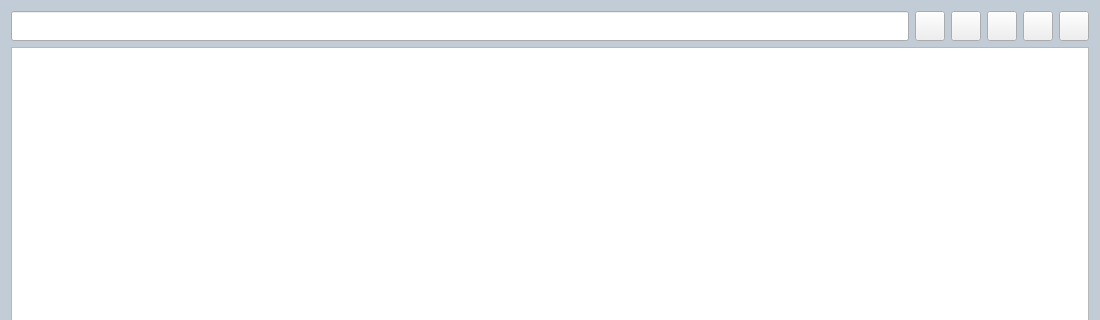
Old version of the form src/setting_page/SettingPageModel.ui in the repository hanjingo/rag-qt; both pictures show x 0 to 1100 and y 0 to 320 of the 1100 by 1056 pixel window.
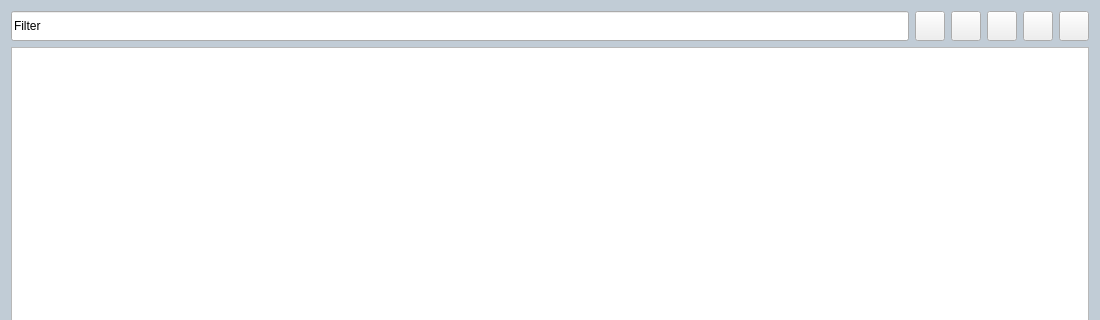
New version of the form. Icons and pictures are not drawn.

What changed in the file:
```diff
--- a/src/setting_page/SettingPageModel.ui
+++ b/src/setting_page/SettingPageModel.ui
@@ -39,6 +39,9 @@
          <height>30</height>
         </size>
        </property>
+       <property name="inputMask">
+        <string>Filter</string>
+       </property>
       </widget>
      </item>
      <item>
```
